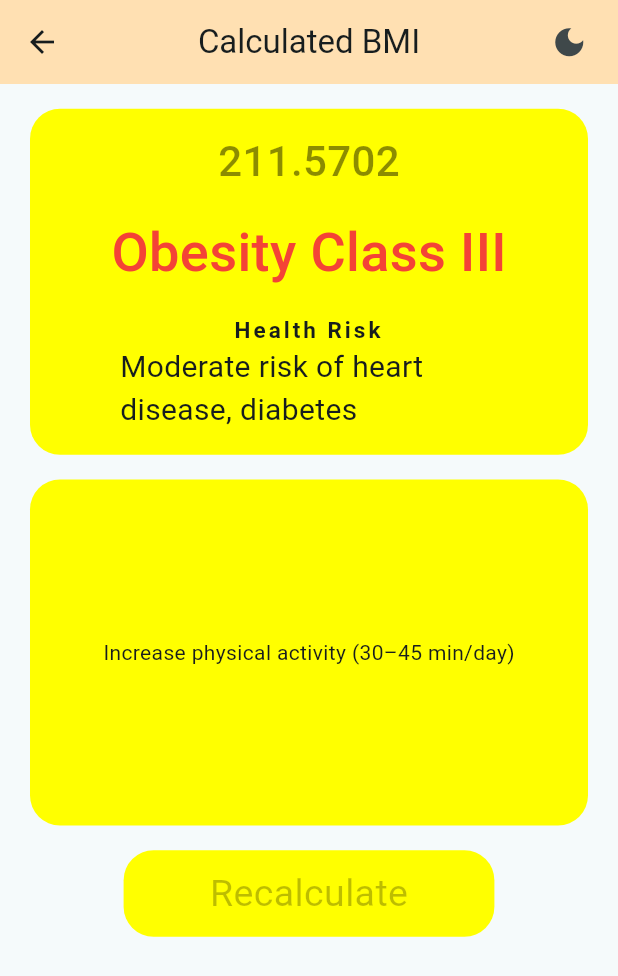
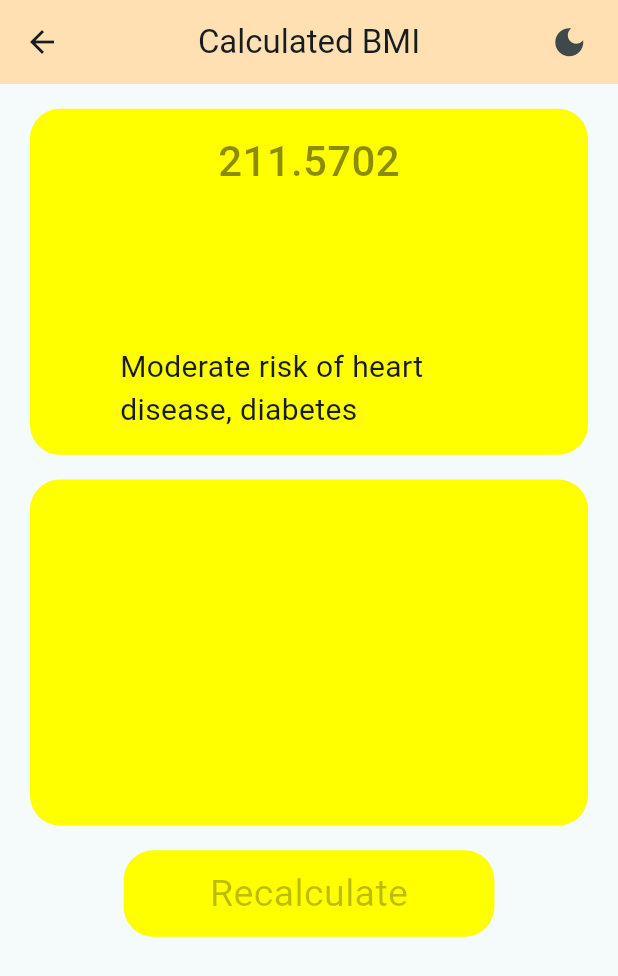
Before and after one commit to Ratndeep1999/bmi_calculator, a Flutter app: the screen it shows after launch, after a tap on "Calculate", on a phone screen of 412 x 824 dp. Shown: the top 976 px of the screen. Run offline on Flutter 3.47's test engine with Material 3 defaults, Android fonts, the phone set to English and light mode, and no system bars.

Commit message:
calculated_bmi_result_page.dart : Ui change and bhi show, categories add, health risk add, variables add, suggestions ui add, variable shift at their place,

```diff
--- a/lib/calculated_bmi_result_page.dart
+++ b/lib/calculated_bmi_result_page.dart
@@ -1,23 +1,20 @@
 import 'package:flutter/material.dart';
 
 class CalculatedBmi extends StatefulWidget {
-  const CalculatedBmi({
-    super.key,
-    required this.bmi,
-  });
+  const CalculatedBmi({super.key, required this.bmi});
 
-  final double bmi ;
+  final double bmi;
 
   @override
   State<CalculatedBmi> createState() => _CalculatedBmiState();
 }
 
 class _CalculatedBmiState extends State<CalculatedBmi> {
+  String _healthRisk = '';
 
-  String _healthRisk = '' ;
-  String _category = '' ;
-  String _suggestions = '' ;
+  String _category = '';
 
+  String _suggestions = '';
 
   @override
   Widget build(BuildContext context) {
@@ -38,8 +35,7 @@ class _CalculatedBmiState extends State<CalculatedBmi> {
           padding: const EdgeInsets.symmetric(horizontal: 20),
           child: Column(
             children: [
-              SizedBox( height: MediaQuery.of(context).size.height * 0.02 ),  // 15
-
+              SizedBox(height: MediaQuery.of(context).size.height * 0.02), // 15
               /// Result Section
               Container(
                 height: MediaQuery.of(context).size.height * 0.28, // 50%
@@ -52,24 +48,23 @@ class _CalculatedBmiState extends State<CalculatedBmi> {
                   crossAxisAlignment: CrossAxisAlignment.center,
                   mainAxisAlignment: MainAxisAlignment.spaceEvenly,
                   children: [
-
                     // bmi
                     Text(
                       widget.bmi.toStringAsFixed(4),
                       style: TextStyle(
                         fontSize: 28,
                         fontWeight: FontWeight.w500,
-                      color: Colors.black45
+                        color: Colors.black45,
                       ),
                     ),
 
                     // Category
                     Text(
-                  'Obesity Class III',
+                      _category,
                       style: TextStyle(
                         color: Colors.red,
                         fontSize: 36,
-                      fontWeight: FontWeight.w500
+                        fontWeight: FontWeight.w500,
                       ),
                     ),
 
@@ -78,21 +73,21 @@ class _CalculatedBmiState extends State<CalculatedBmi> {
                       padding: const EdgeInsets.symmetric(horizontal: 60),
                       child: Column(
                         children: [
-                      const Text(
-                          "Health Risk",
+                          Text(
+                            _healthRisk,
                             style: TextStyle(
                               fontSize: 15,
                               fontWeight: FontWeight.bold,
-                              letterSpacing: 2.0
+                              letterSpacing: 2.0,
                             ),
-                          textAlign: TextAlign.center
+                            textAlign: TextAlign.center,
                           ),
                           // Health Risk
                           Text(
                             'Moderate risk of heart disease, diabetes',
                             style: TextStyle(
                               fontSize: 20,
-                            fontWeight: FontWeight.w400
+                              fontWeight: FontWeight.w400,
                             ),
                           ),
                         ],
@@ -102,8 +97,7 @@ class _CalculatedBmiState extends State<CalculatedBmi> {
                 ),
               ),
 
-              SizedBox( height: MediaQuery.of(context).size.height * 0.02 ),  // 15
-
+              SizedBox(height: MediaQuery.of(context).size.height * 0.02), // 15
               /// Suggestions Section
               Container(
                 height: MediaQuery.of(context).size.height * 0.28,
@@ -113,14 +107,13 @@ class _CalculatedBmiState extends State<CalculatedBmi> {
                   color: Colors.yellowAccent,
                 ),
                 child: Center(
-                  child: Text (
-                      'Increase physical activity (30–45 min/day)'
+                  child: Text(
+                    _suggestions,
                   ),
                 ),
               ),
 
-              SizedBox( height: MediaQuery.of(context).size.height * 0.02 ),  // 15
-
+              SizedBox(height: MediaQuery.of(context).size.height * 0.02), // 15
               // Recalculate button
               InkWell(
                 onTap: () {
```
Lines whose indentation alone changed are shown as unchanged.
